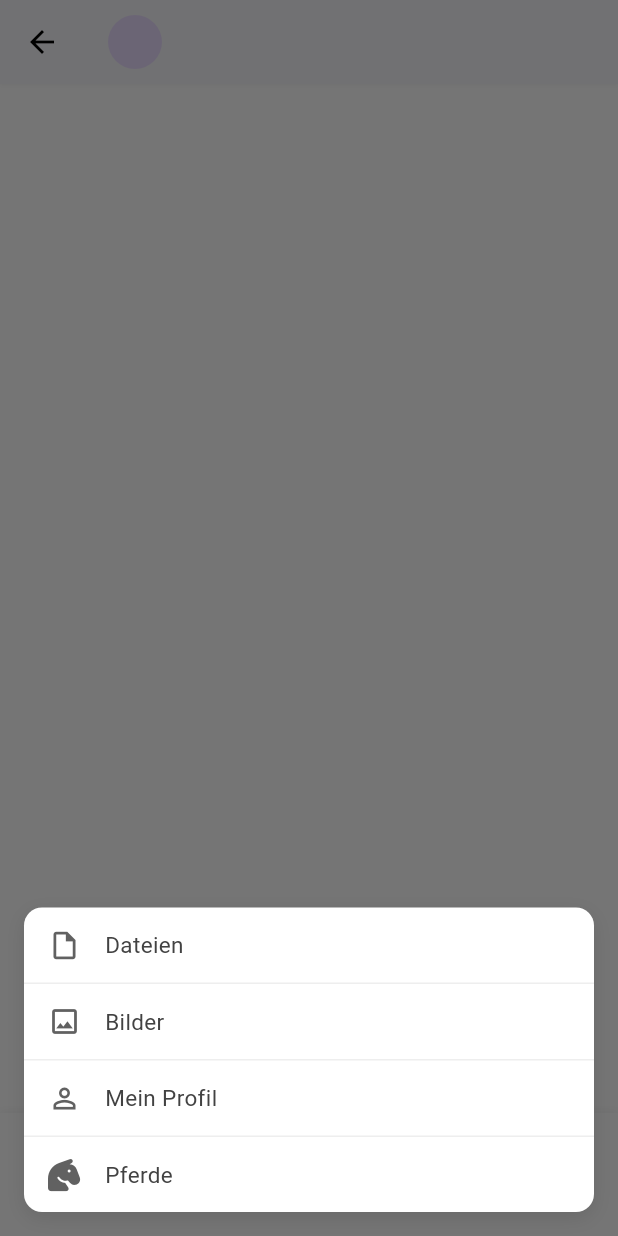
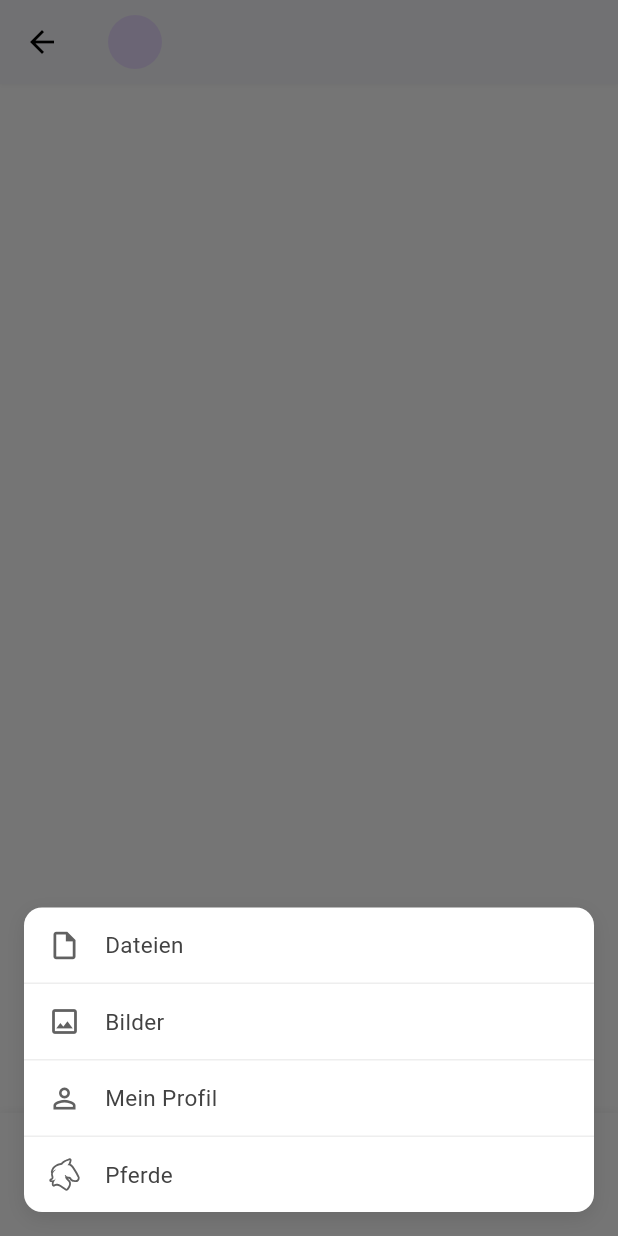
Before and after one commit to syp-equipressure/equipressure, a Flutter app: the ChatScreen screen opened directly with empty values, after a tap on an icon or button, on a phone screen of 412 x 824 dp. Run offline on Flutter 3.47's test engine with Material 3 defaults, Android fonts, the light colour scheme and no system bars; our stand-ins replace file_picker, flutter_map, flutter_svg, font_awesome_flutter, image_picker, latlong2 and 1 more; missing offline and left inert: flutter_map_cancellable_tile_provider; accounts and stored records are empty.

Commit message:
fix: replacing icons

```diff
--- a/reiter_frontend/lib/widgets/chat_attachment_menu.dart
+++ b/reiter_frontend/lib/widgets/chat_attachment_menu.dart
@@ -1,5 +1,5 @@
 import 'package:flutter/material.dart';
-import 'package:font_awesome_flutter/font_awesome_flutter.dart';
+import 'package:flutter_svg/flutter_svg.dart';
 
 class ChatAttachmentMenu extends StatelessWidget {
   final VoidCallback onFilesSelected;
@@ -52,7 +52,7 @@ class ChatAttachmentMenu extends StatelessWidget {
           ),
           _buildDivider(),
           _AttachmentMenuItem(
-            icon: FontAwesomeIcons.horseHead,
+            svgPath: 'assets/icon/horseIcon.svg',
             label: 'Pferde',
             onTap: onHorsesSelected,
           ),
@@ -70,12 +70,14 @@ class ChatAttachmentMenu extends StatelessWidget {
 }
 
 class _AttachmentMenuItem extends StatelessWidget {
-  final IconData icon;
+  final IconData? icon;
+  final String? svgPath;
   final String label;
   final VoidCallback onTap;
 
   const _AttachmentMenuItem({
-    required this.icon,
+    this.icon,
+    this.svgPath,
     required this.label,
     required this.onTap,
   });
@@ -88,11 +90,19 @@ class _AttachmentMenuItem extends StatelessWidget {
         padding: const EdgeInsets.symmetric(horizontal: 16, vertical: 14),
         child: Row(
           children: [
-            Icon(
-              icon,
-              size: 22,
-              color: Colors.grey[700],
-            ),
+            if (svgPath != null)
+              SvgPicture.asset(
+                svgPath!,
+                width: 22,
+                height: 22,
+                colorFilter: ColorFilter.mode(Colors.grey[700]!, BlendMode.srcIn),
+              )
+            else
+              Icon(
+                icon,
+                size: 22,
+                color: Colors.grey[700],
+              ),
             const SizedBox(width: 16),
             Text(
               label,
--- a/reiter_frontend/lib/widgets/sidenav.dart
+++ b/reiter_frontend/lib/widgets/sidenav.dart
@@ -1,6 +1,5 @@
 import 'package:flutter/material.dart';
 import 'package:flutter_svg/flutter_svg.dart'; // <--- NEU
-import 'package:font_awesome_flutter/font_awesome_flutter.dart';
 import 'package:reiterappfrontend/screens/find_saddler/find_saddler.dart';
 import 'package:reiterappfrontend/screens/horses/horses_screen.dart';
 import 'package:reiterappfrontend/screens/measurement/new_measurement.dart';
```
Also changed, not shown: reiter_frontend/lib/screens/find_saddler/find_saddler.dart (+16 -13 lines), reiter_frontend/lib/screens/horses/horse_history_measurement.dart (+17 -8 lines), reiter_frontend/lib/widgets/measurement_card.dart (+25 -4 lines), reiter_frontend/assets/icon/horseIcon.svg, reiter_frontend/assets/icon/saddleIcon.svg.
